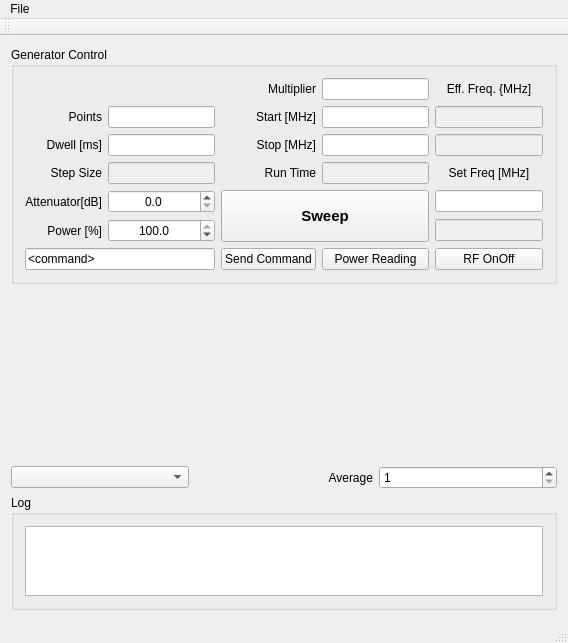
Old version of the form mainwindow.ui in the repository TripletESR/DNP100GHz.
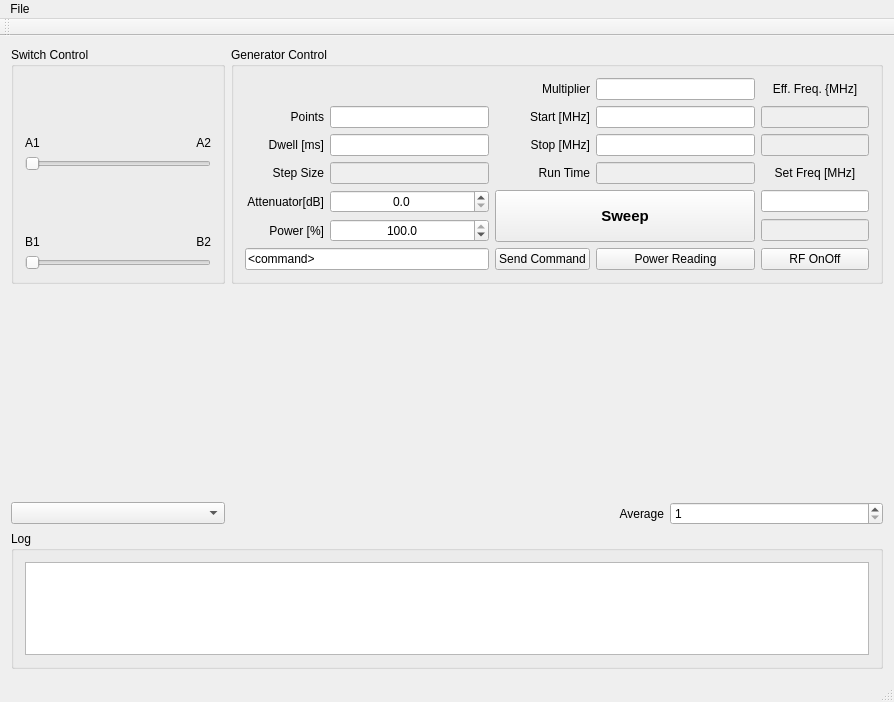
New version of the form. Custom widgets are drawn as their Qt base class.

Commit message:
added switchMatrix control
this device use activeX COM.

What changed in the file:
```diff
--- a/mainwindow.ui
+++ b/mainwindow.ui
@@ -6,42 +6,103 @@
    <rect>
     <x>0</x>
     <y>0</y>
-    <width>568</width>
-    <height>643</height>
+    <width>894</width>
+    <height>702</height>
    </rect>
   </property>
   <property name="windowTitle">
    <string>DNP 100GHz</string>
   </property>
   <widget class="QWidget" name="centralWidget">
-   <layout class="QGridLayout" name="gridLayout_3" rowstretch="2,3,1,2">
-    <item row="2" column="0">
-     <widget class="QComboBox" name="comboBox_yAxis"/>
-    </item>
-    <item row="2" column="1">
-     <widget class="QLabel" name="label_12">
-      <property name="text">
-       <string>Average</string>
+   <layout class="QGridLayout" name="gridLayout_3" rowstretch="2,3,1,2" columnstretch="1,1,1,1">
+    <item row="0" column="0">
+     <widget class="QGroupBox" name="groupBox">
+      <property name="title">
+       <string>Switch Control</string>
       </property>
-      <property name="alignment">
-       <set>Qt::AlignRight|Qt::AlignTrailing|Qt::AlignVCenter</set>
-      </property>
+      <layout class="QGridLayout" name="gridLayout_4" rowstretch="1,1,1,1" columnstretch="1,1">
+       <item row="0" column="0">
+        <widget class="QLabel" name="label_13">
+         <property name="text">
+          <string>A1</string>
+         </property>
+         <property name="alignment">
+          <set>Qt::AlignBottom|Qt::AlignLeading|Qt::AlignLeft</set>
+         </property>
+        </widget>
+       </item>
+       <item row="0" column="1">
+        <widget class="QLabel" name="label_14">
+         <property name="text">
+          <string>A2</string>
+         </property>
+         <property name="alignment">
+          <set>Qt::AlignBottom|Qt::AlignRight|Qt::AlignTrailing</set>
+         </property>
+        </widget>
+       </item>
+       <item row="3" column="0" colspan="2">
+        <widget class="QSlider" name="horizontalSlider_B">
+         <property name="maximum">
+          <number>1</number>
+         </property>
+         <property name="pageStep">
+          <number>1</number>
+         </property>
+         <property name="orientation">
+          <enum>Qt::Horizontal</enum>
+         </property>
+        </widget>
+       </item>
+       <item row="2" column="1">
+        <widget class="QLabel" name="label_16">
+         <property name="text">
+          <string>B2</string>
+         </property>
+         <property name="alignment">
+          <set>Qt::AlignBottom|Qt::AlignRight|Qt::AlignTrailing</set>
+         </property>
+        </widget>
+       </item>
+       <item row="2" column="0">
+        <widget class="QLabel" name="label_15">
+         <property name="text">
+          <string>B1</string>
+         </property>
+         <property name="alignment">
+          <set>Qt::AlignBottom|Qt::AlignLeading|Qt::AlignLeft</set>
+         </property>
+        </widget>
+       </item>
+       <item row="1" column="0" colspan="2">
+        <widget class="QSlider" name="horizontalSlider_A">
+         <property name="maximum">
+          <number>1</number>
+         </property>
+         <property name="pageStep">
+          <number>1</number>
+         </property>
+         <property name="orientation">
+          <enum>Qt::Horizontal</enum>
+         </property>
+        </widget>
+       </item>
+      </layout>
      </widget>
     </item>
-    <item row="2" column="2">
-     <widget class="QSpinBox" name="spinBox_Average">
-      <property name="minimum">
-       <number>1</number>
+    <item row="3" column="0" colspan="4">
+     <widget class="QGroupBox" name="groupBox_Log">
+      <property name="title">
+       <string>Log</string>
       </property>
-      <property name="singleStep">
-       <number>2</number>
-      </property>
+      <layout class="QGridLayout" name="gridLayout">
+       <item row="0" column="0">
+        <widget class="QTextEdit" name="textEdit_Log"/>
+       </item>
+      </layout>
      </widget>
     </item>
-    <item row="1" column="0" colspan="3">
-     <widget class="QCustomPlot" name="powerPlot" native="true"/>
-    </item>
-    <item row="0" column="0" colspan="3">
+    <item row="0" column="1" colspan="3">
      <widget class="QGroupBox" name="groupBox_Control">
       <property name="title">
        <string>Generator Control</string>
@@ -302,16 +363,30 @@
       </layout>
      </widget>
     </item>
-    <item row="3" column="0" colspan="3">
-     <widget class="QGroupBox" name="groupBox_Log">
-      <property name="title">
-       <string>Log</string>
+    <item row="1" column="0" colspan="4">
+     <widget class="QCustomPlot" name="powerPlot" native="true"/>
+    </item>
+    <item row="2" column="0">
+     <widget class="QComboBox" name="comboBox_yAxis"/>
+    </item>
+    <item row="2" column="2">
+     <widget class="QLabel" name="label_12">
+      <property name="text">
+       <string>Average</string>
       </property>
-      <layout class="QGridLayout" name="gridLayout">
-       <item row="0" column="0">
-        <widget class="QTextEdit" name="textEdit_Log"/>
-       </item>
-      </layout>
+      <property name="alignment">
+       <set>Qt::AlignRight|Qt::AlignTrailing|Qt::AlignVCenter</set>
+      </property>
+     </widget>
+    </item>
+    <item row="2" column="3">
+     <widget class="QSpinBox" name="spinBox_Average">
+      <property name="minimum">
+       <number>1</number>
+      </property>
+      <property name="singleStep">
+       <number>2</number>
+      </property>
      </widget>
     </item>
    </layout>
@@ -321,7 +396,7 @@
     <rect>
      <x>0</x>
      <y>0</y>
-     <width>568</width>
+     <width>894</width>
      <height>21</height>
     </rect>
    </property>
```
The commit also changes 3 other files.
